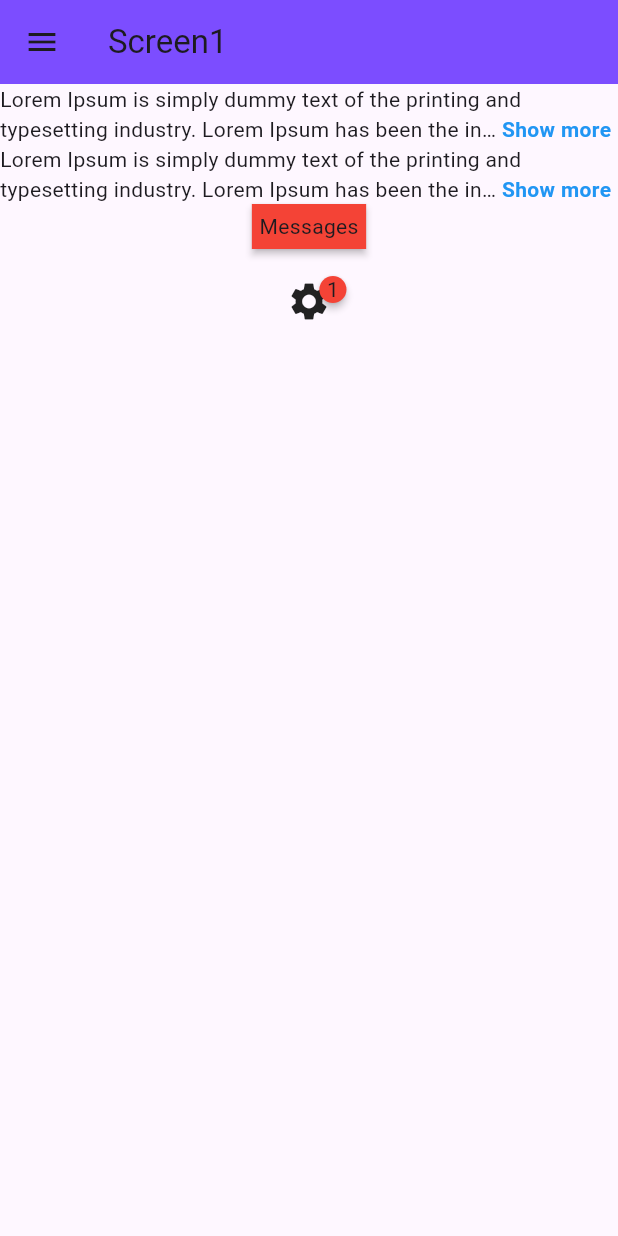
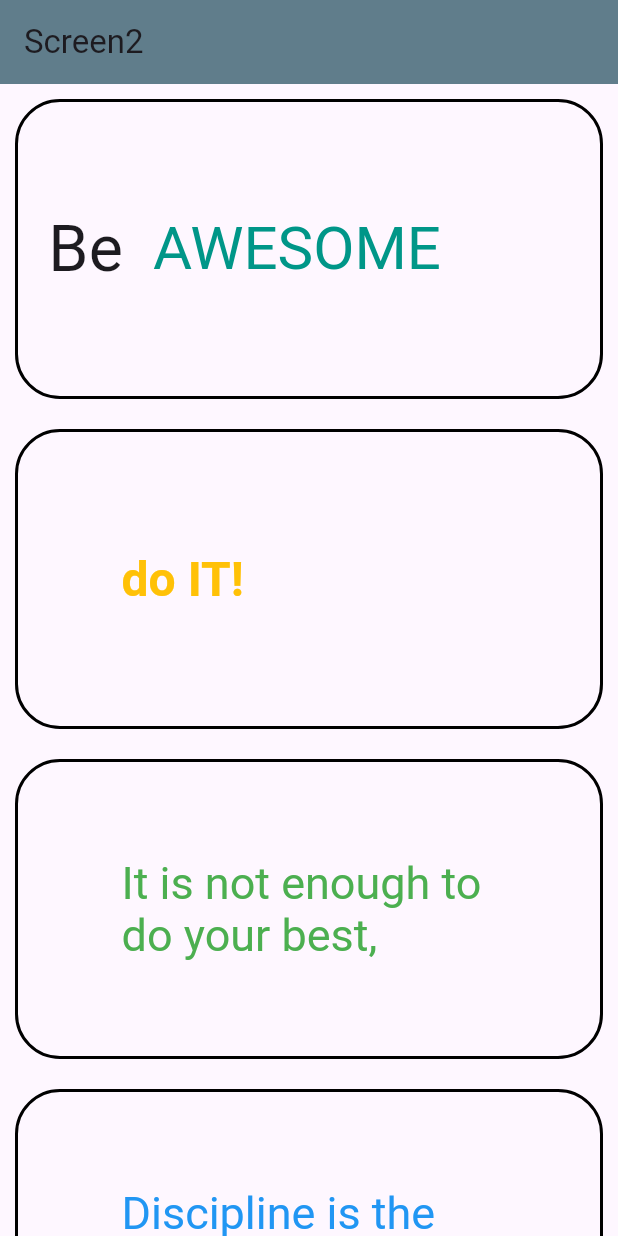
Before and after one commit to HamzaIqbalMughal/practice2-flutter, a Flutter app: the screen it shows after launch, on a phone screen of 412 x 824 dp. Run offline on Flutter 3.47's test engine with Material 2 defaults, Android fonts, the phone set to English and light mode, and no system bars; drawn by our look-alikes of animated_text_kit, badges, readmore; our stand-ins replace google_fonts; Roboto replaces fonts that are missing (Agne, Bobbers, Horizon).

Commit message:
added Animated text package, played with it.

```diff
--- /dev/null
+++ b/lib/AnimatedTextScreen.dart
@@ -0,0 +1,235 @@
+import 'package:flutter/material.dart';
+import 'package:animated_text_kit/animated_text_kit.dart';
+
+class AnimatedTextScreen extends StatefulWidget {
+  const AnimatedTextScreen({super.key});
+
+  @override
+  State<AnimatedTextScreen> createState() => _AnimatedTextScreenState();
+}
+
+class _AnimatedTextScreenState extends State<AnimatedTextScreen> {
+  @override
+  Widget build(BuildContext context) {
+    return Scaffold(
+      appBar: AppBar(
+        title: Text('Screen2'),
+        backgroundColor: Colors.blueGrey,
+      ),
+      body: SingleChildScrollView(
+        child: Column(
+          children: [
+            Container(
+              width: double.infinity,
+              height: 200,
+              margin: EdgeInsets.all(10),
+              decoration: BoxDecoration(
+                borderRadius: BorderRadius.circular(30),
+                border: Border.all(
+                  color: Colors.black,
+                  width: 2,
+                ),
+              ),
+              child: Row(
+                mainAxisSize: MainAxisSize.min,
+                children: [
+                  const SizedBox(width: 20.0, height: 100.0),
+                  const Text(
+                    'Be',
+                    style: TextStyle(fontSize: 43.0),
+                  ),
+                  const SizedBox(width: 20.0, height: 100.0),
+                  DefaultTextStyle(
+                    style: const TextStyle(
+                      fontSize: 40.0,
+                      fontFamily: 'Horizon',
+                      color: Colors.red,
+                    ),
+                    child: AnimatedTextKit(
+                      repeatForever: true,
+                      animatedTexts: [
+                        RotateAnimatedText('AWESOME',
+                            textStyle: TextStyle(
+                              color: Colors.teal,
+                            )),
+                        RotateAnimatedText('OPTIMISTIC'),
+                        RotateAnimatedText('DIFFERENT'),
+                      ],
+                      onTap: () {},
+                    ),
+                  ),
+                ],
+              ),
+            ),
+            Container(
+              width: double.infinity,
+              height: 200,
+              margin: EdgeInsets.all(10),
+              decoration: BoxDecoration(
+                borderRadius: BorderRadius.circular(30),
+                border: Border.all(
+                  color: Colors.black,
+                  width: 2,
+                ),
+              ),
+              child: Center(
+                child: SizedBox(
+                  width: 250.0,
+                  child: DefaultTextStyle(
+                    style: const TextStyle(
+                      fontSize: 32.0,
+                      fontWeight: FontWeight.bold,
+                      color: Colors.amber,
+                    ),
+                    child: AnimatedTextKit(
+                      repeatForever: true,
+                      animatedTexts: [
+                        FadeAnimatedText('do IT!'),
+                        FadeAnimatedText('do it RIGHT!!'),
+                        FadeAnimatedText('do it RIGHT NOW!!!'),
+                      ],
+                      onTap: () {},
+                    ),
+                  ),
+                ),
+              ),
+            ),
+            Container(
+              width: double.infinity,
+              height: 200,
+              margin: EdgeInsets.all(10),
+              decoration: BoxDecoration(
+                borderRadius: BorderRadius.circular(30),
+                border: Border.all(
+                  color: Colors.black,
+                  width: 2,
+                ),
+              ),
+              child: Center(
+                child: SizedBox(
+                  width: 250.0,
+                  child: DefaultTextStyle(
+                    style: const TextStyle(
+                      fontSize: 30.0,
+                      fontFamily: 'Bobbers',
+                      color: Colors.green,
+                    ),
+                    child: AnimatedTextKit(
+                      repeatForever: true,
+                      animatedTexts: [
+                        TyperAnimatedText('It is not enough to do your best,'),
+                        TyperAnimatedText('you must know what to do,'),
+                        TyperAnimatedText('and then do your best'),
+                        TyperAnimatedText('- W.Edwards Deming'),
+                      ],
+                      onTap: () {
+                        print("Tap Event");
+                      },
+                    ),
+                  ),
+                ),
+              ),
+            ),
+            Container(
+              width: double.infinity,
+              height: 200,
+              margin: EdgeInsets.all(10),
+              decoration: BoxDecoration(
+                borderRadius: BorderRadius.circular(30),
+                border: Border.all(
+                  color: Colors.black,
+                  width: 2,
+                ),
+              ),
+              child: Center(
+                child: SizedBox(
+                  width: 250.0,
+                  child: DefaultTextStyle(
+                    style: const TextStyle(
+                      fontSize: 30.0,
+                      fontFamily: 'Agne',
+                      color: Colors.blue,
+                    ),
+                    child: AnimatedTextKit(
+                      repeatForever: true,
+                      animatedTexts: [
+                        TypewriterAnimatedText('Discipline is the best tool'),
+                        TypewriterAnimatedText('Design first, then code'),
+                        TypewriterAnimatedText(
+                            'Do not patch bugs out, rewrite them'),
+                        TypewriterAnimatedText(
+                            'Do not test bugs out, design them out'),
+                      ],
+                      onTap: () {
+                        print("Tap Event");
+                      },
+                    ),
+                  ),
+                ),
+              ),
+            ),
+            Container(
+              width: double.infinity,
+              height: 200,
+              margin: EdgeInsets.all(10),
+              decoration: BoxDecoration(
+                borderRadius: BorderRadius.circular(30),
+                border: Border.all(
+                  color: Colors.black,
+                  width: 2,
+                ),
+              ),
+              child: Center(
+                child: SizedBox(
+                  width: 250.0,
+                  child: DefaultTextStyle(
+                    style: const TextStyle(
+                      fontSize: 70.0,
+                      fontFamily: 'Canterbury',
+                      color: Colors.purple,
+                    ),
+                    child: AnimatedTextKit(
+                      repeatForever: true,
+                      animatedTexts: [
+                        ScaleAnimatedText('Think'),
+                        ScaleAnimatedText('Build'),
+                        ScaleAnimatedText('Ship'),
+                      ],
+                      onTap: () {
+                        print("Tap Event");
+                      },
+                    ),
+                  ),
+                ),
+              ),
+            ),
+            Container(
+              width: double.infinity,
+              height: 200,
+              margin: EdgeInsets.all(10),
+              decoration: BoxDecoration(
+                borderRadius: BorderRadius.circular(30),
+                border: Border.all(
+                  color: Colors.black,
+                  width: 2,
+                ),
+              ),
+            ),
+            Container(
+              width: double.infinity,
+              height: 200,
+              margin: EdgeInsets.all(10),
+              decoration: BoxDecoration(
+                borderRadius: BorderRadius.circular(30),
+                border: Border.all(
+                  color: Colors.black,
+                  width: 2,
+                ),
+              ),
+            ),
+          ],
+        ),
+      ),
+    );
+  }
+}
--- a/lib/Screen1.dart
+++ b/lib/Screen1.dart
@@ -1,6 +1,8 @@
 import 'package:flutter/material.dart';
 import 'package:readmore/readmore.dart';
 import 'package:badges/badges.dart' as badges;
+import 'package:animated_text_kit/animated_text_kit.dart';
+import 'package:google_fonts/google_fonts.dart';
 
 class Screen1 extends StatefulWidget {
   const Screen1({super.key});
--- a/lib/main.dart
+++ b/lib/main.dart
@@ -1,4 +1,5 @@
 import 'package:flutter/material.dart';
+import 'package:practice2/AnimatedTextScreen.dart';
 import 'package:practice2/screen1.dart';
 
 void main() {
@@ -17,7 +18,8 @@ class MyApp extends StatelessWidget {
         useMaterial3: true,
       ),
       title: 'Flutter Demo',
-      home: Screen1(),
+      // home: Screen1(),
+      home: AnimatedTextScreen(),
     );
   }
 }
--- a/pubspec.yaml
+++ b/pubspec.yaml
@@ -37,6 +37,8 @@ dependencies:
   cupertino_icons: ^1.0.2
   readmore: ^2.2.0
   badges: ^3.1.2
+  animated_text_kit: ^4.2.2
+  google_fonts: ^6.1.0
 
 dev_dependencies:
   flutter_test:
```
Also changed, not shown: pubspec.lock, 1 other file.
